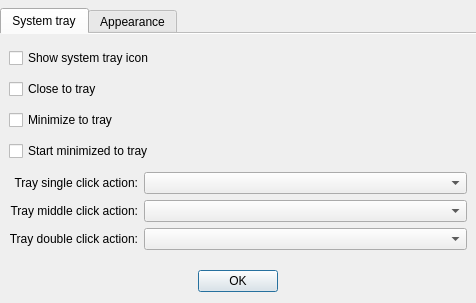
Before: the Qt Designer form src/dialogs/PreferencesDialog.ui in d1vanov/quentier, drawn with Qt 5.
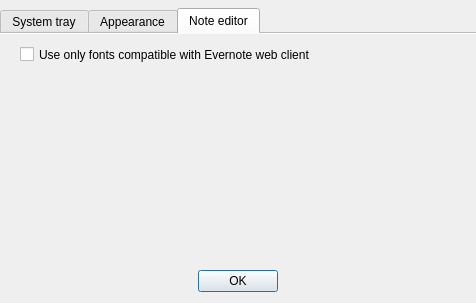
After: the same form once the commit is applied.

Commit message: Issue #87: add dedicated page for note editor settings into PreferencesDialog + move persistence of use limited fonts setting to PreferencesDialog from NoteEditorWidget

Patch:
```diff
--- a/src/dialogs/PreferencesDialog.ui
+++ b/src/dialogs/PreferencesDialog.ui
@@ -32,7 +32,7 @@
       <enum>QTabWidget::Rounded</enum>
      </property>
      <property name="currentIndex">
-      <number>0</number>
+      <number>2</number>
      </property>
      <property name="documentMode">
       <bool>true</bool>
@@ -235,6 +235,24 @@
        </property>
       </widget>
      </widget>
+     <widget class="QWidget" name="noteEditorTab">
+      <attribute name="title">
+       <string>Note editor</string>
+      </attribute>
+      <widget class="QCheckBox" name="limitedFontsCheckBox">
+       <property name="geometry">
+        <rect>
+         <x>20</x>
+         <y>10</y>
+         <width>321</width>
+         <height>21</height>
+        </rect>
+       </property>
+       <property name="text">
+        <string>Use only fonts compatible with Evernote web client</string>
+       </property>
+      </widget>
+     </widget>
     </widget>
    </item>
    <item>
```
The commit also changes 3 other files.
